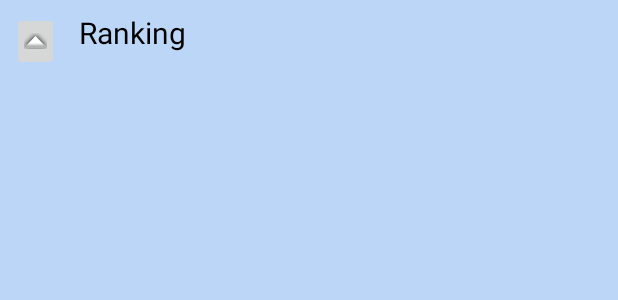
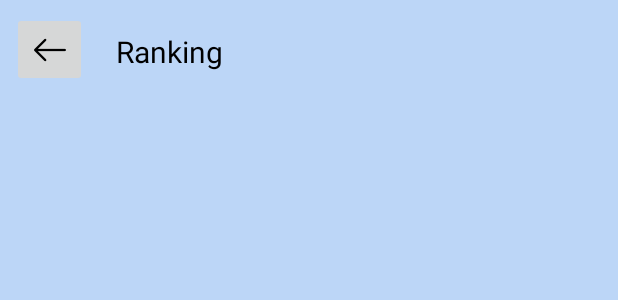
Before and after one commit to GioAM/QuizMemes, an Android app: the layout activity_ranking.xml on its own in the app's theme, with its tools: preview values and no code run, on a phone screen of 412 x 824 dp. Shown: the top 300 px of the screen. Run offline under Robolectric (Android 15) with nearby library versions, the phone set to English and light mode, and no system bars.

Commit message:
mudança no ranking

```diff
--- a/app/src/main/res/layout/activity_ranking.xml
+++ b/app/src/main/res/layout/activity_ranking.xml
@@ -9,8 +9,8 @@
 
     <ImageButton
         android:id="@+id/imageButton6"
-        android:layout_width="31dp"
-        android:layout_height="39dp"
+        android:layout_width="50dp"
+        android:layout_height="50dp"
         android:layout_marginBottom="8dp"
         android:layout_marginEnd="8dp"
         android:layout_marginLeft="8dp"
@@ -24,7 +24,7 @@
         app:layout_constraintStart_toStartOf="parent"
         app:layout_constraintTop_toTopOf="parent"
         app:layout_constraintVertical_bias="0.0"
-        app:srcCompat="@android:drawable/arrow_up_float" />
+        app:srcCompat="@mipmap/voltar1" />
 
     <TextView
         android:id="@+id/textView8"
@@ -41,10 +41,10 @@
         android:textSize="20sp"
         app:layout_constraintBottom_toBottomOf="parent"
         app:layout_constraintEnd_toEndOf="parent"
-        app:layout_constraintHorizontal_bias="0.138"
+        app:layout_constraintHorizontal_bias="0.213"
         app:layout_constraintStart_toStartOf="parent"
         app:layout_constraintTop_toTopOf="parent"
-        app:layout_constraintVertical_bias="0.0" />
+        app:layout_constraintVertical_bias="0.016" />
 
     <TableLayout
         android:id="@+id/tabela"
```
Also changed, not shown: app/src/main/res/layout/activity_informacao.xml (+8 -7 lines), app/src/main/res/mipmap-hdpi/faustao.jpg (added), app/src/main/res/mipmap-hdpi/voltar.png (added), app/src/main/res/mipmap-hdpi/voltar1.png (added), app/src/main/res/mipmap-hdpi/voltar2.png (added).
